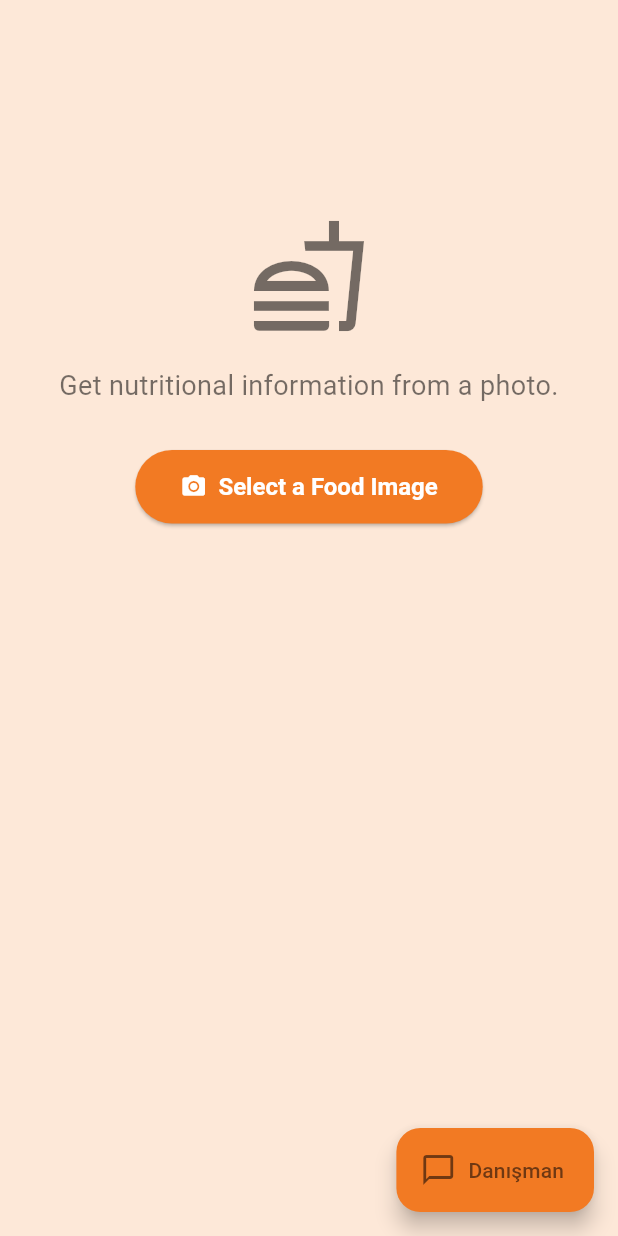
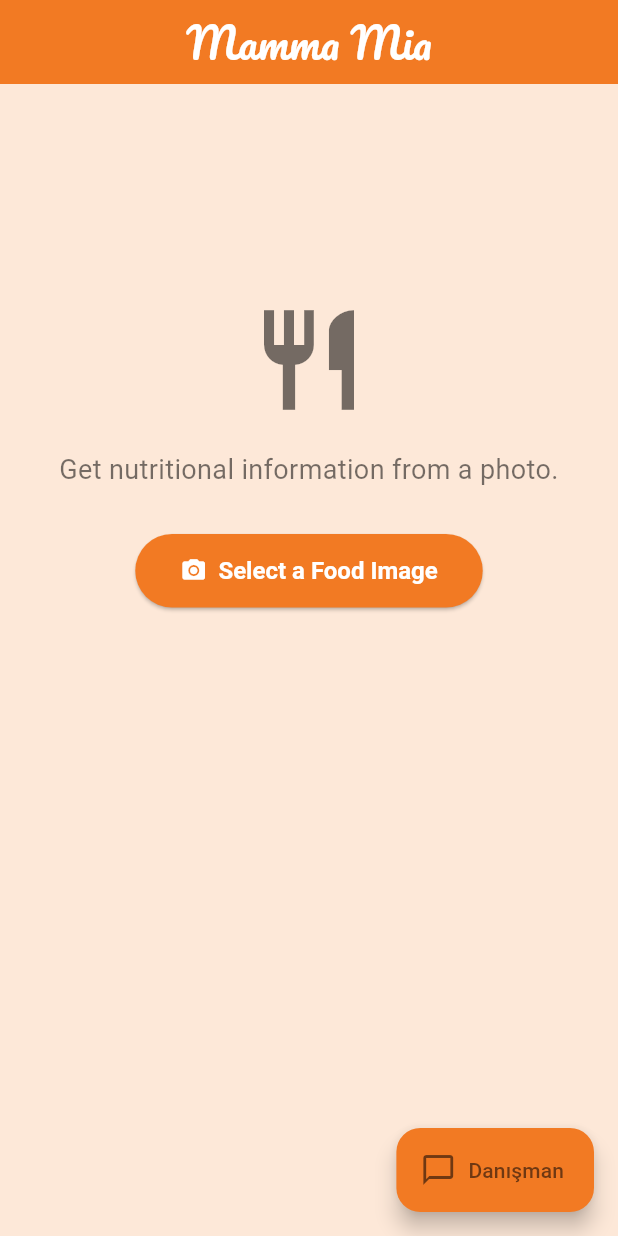
Before and after one commit to dilarayyilmaz/food_calo, a Flutter app: the screen it shows after launch, on a phone screen of 412 x 824 dp. Run offline on Flutter 3.47's test engine with Material 3 defaults, Android fonts, the phone set to English and light mode, and no system bars; our stand-ins replace google_fonts, image_picker.

Commit message:
add appbar

```diff
--- a/food/lib/cal_predictor.dart
+++ b/food/lib/cal_predictor.dart
@@ -4,8 +4,9 @@ import 'package:http/http.dart' as http;
 import 'dart:convert';
 import 'dart:io';
 
-// Gerekli import: Chat sayfasını koda dahil ediyoruz.
 import 'chat_page.dart';
+
+import 'package:google_fonts/google_fonts.dart';
 
 class CalPredictor extends StatefulWidget {
   @override
@@ -21,10 +22,7 @@ class _CalPredictorState extends State<CalPredictor> {
   Map<String, dynamic>? _foodData;
   int _servings = 1;
 
-  // ==========================================================
-  // YENİ EKLENEN KISIM 1: Loglanmış yemekleri tutacak liste
   final List<Map<String, dynamic>> _loggedMeals = [];
-  // ==========================================================
 
   final String _serverIp = 'http://192.168.1.5:5000/predict';
 
@@ -75,12 +73,9 @@ class _CalPredictorState extends State<CalPredictor> {
     }
   }
 
-  // ==========================================================
-  // YENİ EKLENEN KISIM 2: Yemekleri loglamak için fonksiyon
   void _logMeal() {
     if (_foodData == null) return;
 
-    // Porsiyon sayısına göre güncel besin değerlerini hesapla
     final Map<String, dynamic> mealToLog = {
       'food_name': _foodData!['food_name'],
       'calories': (_foodData!['calories'] as num).toInt() * _servings,
@@ -90,8 +85,8 @@ class _CalPredictorState extends State<CalPredictor> {
     };
 
     setState(() {
-      _loggedMeals.add(mealToLog); // Yemeği listeye ekle
-      _image = null; // Ana ekrana dönmek için resmi temizle
+      _loggedMeals.add(mealToLog);
+      _image = null;
       _foodData = null;
     });
 
@@ -102,21 +97,29 @@ class _CalPredictorState extends State<CalPredictor> {
       ),
     );
   }
-  // ==========================================================
 
   @override
   Widget build(BuildContext context) {
     return Scaffold(
       backgroundColor: const Color(0xFFFDE8D8),
 
-      // ==========================================================
-      // YENİ EKLENEN KISIM 3: Chatbot'a giden buton
+      appBar: AppBar(
+        title: Text(
+          'Mamma Mia',
+          style: GoogleFonts.pacifico(fontSize: 28, color: Colors.white),
+        ),
+        centerTitle: true,
+        backgroundColor: const Color(0xFFF27A23),
+        elevation: 0,
+        automaticallyImplyLeading: false,
+      ),
+
+
       floatingActionButton: FloatingActionButton.extended(
         onPressed: () {
           Navigator.push(
             context,
             MaterialPageRoute(
-              // Chat sayfasına loglanmış yemek listesini gönderiyoruz
               builder: (context) => ChatPage(mealHistory: _loggedMeals),
             ),
           );
@@ -125,8 +128,6 @@ class _CalPredictorState extends State<CalPredictor> {
         label: const Text('Danışman'),
         backgroundColor: const Color(0xFFF27A23),
       ),
-
-      // ==========================================================
       body: SafeArea(
         child: SingleChildScrollView(
           child: Padding(
@@ -141,7 +142,6 @@ class _CalPredictorState extends State<CalPredictor> {
     );
   }
 
-  // Bu kısımdan sonrası büyük ölçüde aynı, sadece Log Meal butonu güncellendi.
 
   Widget _buildContent() {
     if (_image == null) {
@@ -157,7 +157,8 @@ class _CalPredictorState extends State<CalPredictor> {
         mainAxisAlignment: MainAxisAlignment.center,
         children: [
           const SizedBox(height: 100),
-          const Icon(Icons.fastfood_outlined, size: 80, color: Colors.black54),
+          // İkonu resimdeki gibi değiştirdim
+          const Icon(Icons.restaurant, size: 80, color: Colors.black54),
           const SizedBox(height: 20),
           const Text(
             'Get nutritional information from a photo.',
@@ -183,6 +184,7 @@ class _CalPredictorState extends State<CalPredictor> {
       ),
     );
   }
+
 
   Widget _buildFoodCard() {
     return Container(
@@ -218,8 +220,6 @@ class _CalPredictorState extends State<CalPredictor> {
     );
   }
 
-  // ==========================================================
-  // YENİ EKLENEN KISIM 4: Log Meal Butonunun işlevini değiştirme
   Widget _buildLogMealButton() {
     return Padding(
       padding: const EdgeInsets.all(16.0),
@@ -246,7 +246,6 @@ class _CalPredictorState extends State<CalPredictor> {
       ),
     );
   }
-  // ==========================================================
 
   Widget _buildFoodImage() {
     String foodName = "Analyzing...";
```
